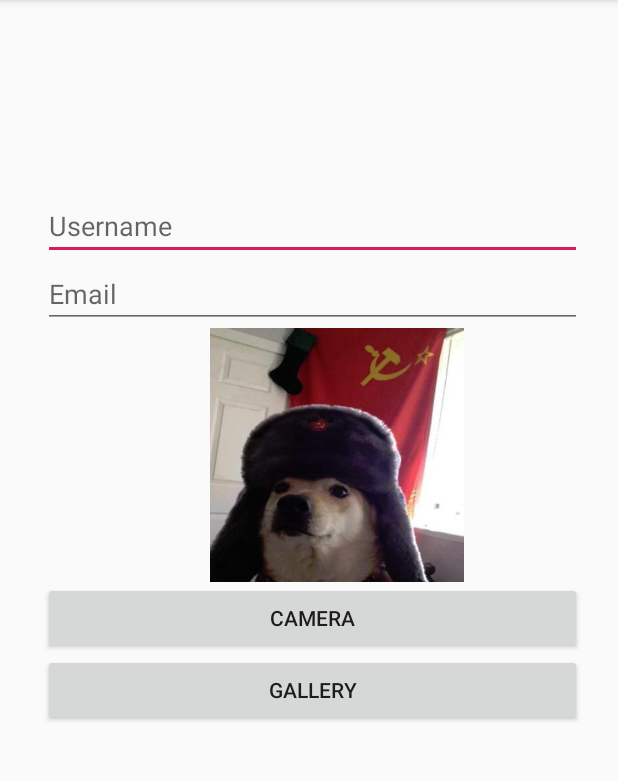
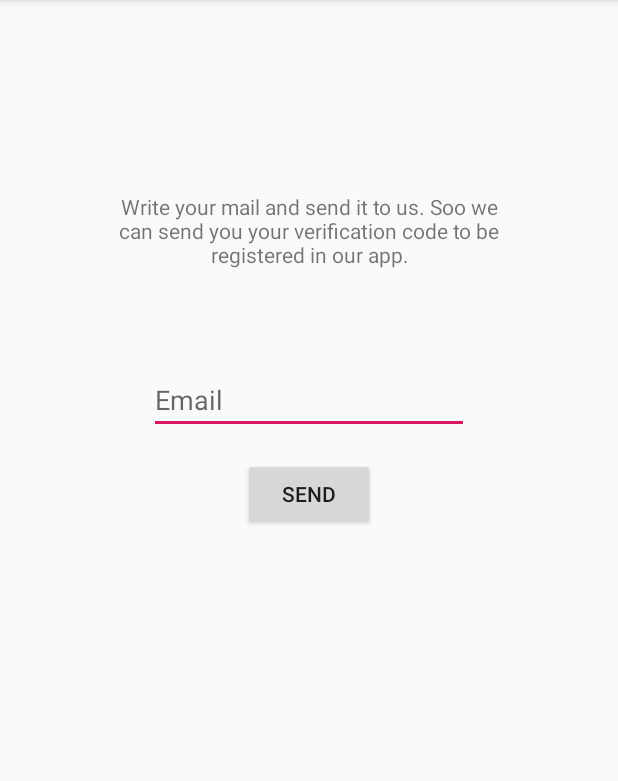
Before and after one commit to xVeri/PetitsCamperols, an Android app: the screen it shows after launch (actAjust before the commit, act_registre after it), after a tap on "SETTINGS", on a phone screen of 412 x 824 dp, the part 84-865 px from its top. Run offline under Robolectric (Android 15) with nearby library versions, the phone set to English and light mode, and no system bars; our stand-ins replace Volley.

Commit message:
File ApiResponse add. File act_registre add. File act_registre2 add. File MyVolley add. File activity_act_registre add. File activity_act_registre2 add. New strings add.
The MainActivity file has been modifyed, now when you click on Ranking or Settings and you aren't registred into the api, it send you to an a registre view.

Registre half done.

```diff
--- a/app/build.gradle
+++ b/app/build.gradle
@@ -19,7 +19,7 @@ android {
 }
 
 dependencies {
-    implementation fileTree(dir: 'libs', include: ['*.jar'])
+    implementation fileTree(include: ['*.jar'], dir: 'libs')
     implementation 'com.android.support:appcompat-v7:28.0.0'
     implementation 'com.android.support.constraint:constraint-layout:1.1.3'
     testImplementation 'junit:junit:4.12'
@@ -27,4 +27,6 @@ dependencies {
     androidTestImplementation 'com.android.support.test.espresso:espresso-core:3.0.2'
     implementation 'com.android.support:design:28.0.0'
     implementation 'com.google.android.gms:play-services-maps:16.0.0'
+    implementation 'eu.the4thfloor.volley:com.android.volley:2015.05.28'
+    implementation 'org.kie.modules:com-google-code-gson:6.5.0.Final'
 }
--- a/app/src/main/AndroidManifest.xml
+++ b/app/src/main/AndroidManifest.xml
@@ -11,6 +11,7 @@
     -->
     <uses-permission android:name="android.permission.ACCESS_FINE_LOCATION" />
     <uses-permission android:name="android.permission.WRITE_EXTERNAL_STORAGE" />
+
     <application
         android:allowBackup="true"
         android:icon="@mipmap/ic_launcher"
@@ -43,8 +44,9 @@
 
         <activity
             android:name=".actMap"
-            android:label="@string/title_activity_act_map"></activity>
-
+            android:label="@string/title_activity_act_map" />
+        <activity android:name=".act_registre" />
+        <activity android:name=".act_registre2"></activity>
     </application>
 
 </manifest>
--- a/app/src/main/java/stucom/com/petitscamperols/MainActivity.java
+++ b/app/src/main/java/stucom/com/petitscamperols/MainActivity.java
@@ -7,6 +7,8 @@ import android.view.View;
 import android.widget.Button;
 
 public class MainActivity extends AppCompatActivity {
+
+    boolean registred = false;
 
     @Override
     protected void onCreate(Bundle savedInstanceState) {
@@ -26,8 +28,13 @@ public class MainActivity extends AppCompatActivity {
         btnRank.setOnClickListener(new View.OnClickListener() {
             @Override
             public void onClick(View view) {
-                Intent actRank = new Intent(MainActivity.this, actRank.class);
-                startActivity(actRank);
+                if(registred == false){
+                    Intent actRegistre = new Intent( MainActivity.this, act_registre.class );
+                    startActivity(actRegistre);
+                }else{
+                    Intent actRank = new Intent(MainActivity.this, actRank.class);
+                    startActivity(actRank);
+                }
             }
         });
 
@@ -35,8 +42,13 @@ public class MainActivity extends AppCompatActivity {
         btnAjustaments.setOnClickListener(new View.OnClickListener() {
             @Override
             public void onClick(View view) {
-                Intent actAjust = new Intent(MainActivity.this, actAjust.class);
-                startActivity(actAjust);
+                if(registred == false){
+                    Intent actRegistre = new Intent( MainActivity.this, act_registre.class );
+                    startActivity(actRegistre);
+                }else{
+                    Intent actAjust = new Intent(MainActivity.this, actAjust.class);
+                    startActivity(actAjust);
+                }
             }
         });
 
--- /dev/null
+++ b/app/src/main/java/stucom/com/petitscamperols/act_registre.java
@@ -0,0 +1,92 @@
+package stucom.com.petitscamperols;
+
+import android.content.Intent;
+import android.support.v7.app.AppCompatActivity;
+import android.os.Bundle;
+import android.util.Log;
+import android.view.View;
+import android.widget.Button;
+import android.widget.EditText;
+import android.widget.Toast;
+
+import com.android.volley.Request;
+import com.android.volley.Response;
+import com.android.volley.VolleyError;
+import com.android.volley.toolbox.JsonObjectRequest;
+import com.android.volley.toolbox.StringRequest;
+import com.google.gson.Gson;
+import com.google.gson.reflect.TypeToken;
+
+import org.json.JSONObject;
+
+import java.io.IOException;
+import java.lang.reflect.Type;
+import java.net.HttpURLConnection;
+import java.net.MalformedURLException;
+import java.net.ProtocolException;
+import java.net.URL;
+import java.util.HashMap;
+import java.util.Map;
+
+
+public class act_registre extends AppCompatActivity {
+
+    public static EditText txt_eMail;
+    Button btn_send;
+    public final static String URL = "https://api.flx.cat/dam2game/register";
+
+    @Override
+    protected void onCreate(Bundle savedInstanceState) {
+        super.onCreate(savedInstanceState);
+        setContentView(R.layout.activity_act_registre);
+
+
+        btn_send = findViewById(R.id.btn_send);
+
+        btn_send.setOnClickListener(new View.OnClickListener() {
+            @Override
+            public void onClick(View v) {
+
+                txt_eMail = findViewById(R.id.txt_eMail);
+                apiPost(txt_eMail);
+
+
+                Intent actRegistre2 = new Intent(act_registre.this, act_registre2.class);
+                startActivity(actRegistre2);
+            }
+        });
+
+
+
+    }
+
+    private void apiPost(final EditText txt_eMail){
+        StringRequest request = new StringRequest(
+                Request.Method.POST,
+                URL,
+                new Response.Listener<String>() {
+                    @Override
+                    public void onResponse(String response) {
+                        //Log.d("Response", response);
+                        Toast.makeText(act_registre.this, response, Toast.LENGTH_LONG).show();
+                    }
+                }, new Response.ErrorListener() {
+            @Override
+            public void onErrorResponse(VolleyError error) {
+                //Log.d("Error.Response", error.toString());
+                Toast.makeText(act_registre.this, error.toString(), Toast.LENGTH_LONG).show();
+            }
+        }) {
+            @Override
+            protected Map<String, String> getParams(){
+                Map<String, String> params = new HashMap<String, String>();
+                params.put("email", txt_eMail.getText().toString());
+                return params;
+            }
+        };
+
+        MyVolley.getInstance(this).add(request);
+    }
+
+
+}
--- /dev/null
+++ b/app/src/main/java/stucom/com/petitscamperols/model/ApiResponse.java
@@ -0,0 +1,4 @@
+package stucom.com.petitscamperols.model;
+
+public class ApiResponse {
+}
--- /dev/null
+++ b/app/src/main/res/layout/activity_act_registre.xml
@@ -0,0 +1,45 @@
+<?xml version="1.0" encoding="utf-8"?>
+<android.support.constraint.ConstraintLayout xmlns:android="http://schemas.android.com/apk/res/android"
+    xmlns:app="http://schemas.android.com/apk/res-auto"
+    xmlns:tools="http://schemas.android.com/tools"
+    android:layout_width="match_parent"
+    android:layout_height="match_parent"
+    tools:context=".act_registre">
+
+    <EditText
+        android:id="@+id/txt_eMail"
+        android:layout_width="wrap_content"
+        android:layout_height="wrap_content"
+        android:layout_marginStart="8dp"
+        android:layout_marginTop="32dp"
+        android:layout_marginEnd="8dp"
+        android:ems="10"
+        android:hint="@string/userEmail"
+        android:inputType="textEmailAddress"
+        app:layout_constraintEnd_toEndOf="parent"
+        app:layout_constraintStart_toStartOf="parent"
+        app:layout_constraintTop_toBottomOf="@+id/textView" />
+
+    <Button
+        android:id="@+id/btn_send"
+        android:layout_width="wrap_content"
+        android:layout_height="wrap_content"
+        android:layout_marginStart="8dp"
+        android:layout_marginTop="16dp"
+        android:layout_marginEnd="8dp"
+        android:text="@string/send"
+        app:layout_constraintEnd_toEndOf="parent"
+        app:layout_constraintStart_toStartOf="parent"
+        app:layout_constraintTop_toBottomOf="@+id/txt_eMail" />
+
+    <TextView
+        android:id="@+id/textView"
+        android:layout_width="257dp"
+        android:layout_height="84dp"
+        android:layout_marginTop="128dp"
+        android:text="@string/registerExplanationText"
+        android:textAlignment="center"
+        app:layout_constraintEnd_toEndOf="parent"
+        app:layout_constraintStart_toStartOf="parent"
+        app:layout_constraintTop_toTopOf="parent" />
+</android.support.constraint.ConstraintLayout>
--- a/app/src/main/res/values/strings.xml
+++ b/app/src/main/res/values/strings.xml
@@ -14,4 +14,8 @@
     <string name="btnImg">Image</string>
     <string name="btnGaleria">Gallery</string>
     <string name="btnCamera">Camera</string>
+    <string name="send">Send</string>
+    <string name="registerExplanationText">Write your mail and send it to us. Soo we can send you your verification code to be registered in our app.</string>
+    <string name="veriCode">Code</string>
+    <string name="veriCodeExplanationText">Plaease, input the code that we sent to your email.</string>
 </resources>
```
Also changed, not shown: app/src/main/java/stucom/com/petitscamperols/MyVolley.java (added, +30 -0 lines), app/src/main/java/stucom/com/petitscamperols/act_registre2.java (added, +71 -0 lines), app/src/main/res/layout/activity_act_registre2.xml (added, +47 -0 lines), 2 other files.
